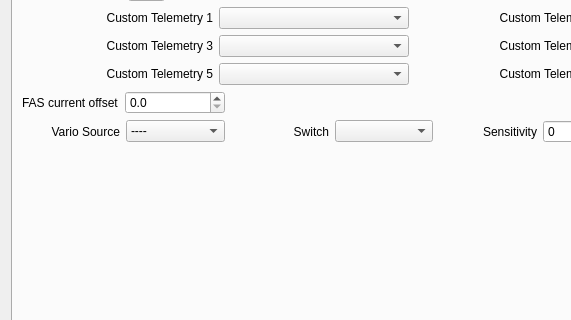
Qt form src/eepskye/src/modeledit.ui (xhorizont/eepe) before a commit; both pictures show x 0 to 571 and y 368 to 688 of the 824 by 847 pixel window.
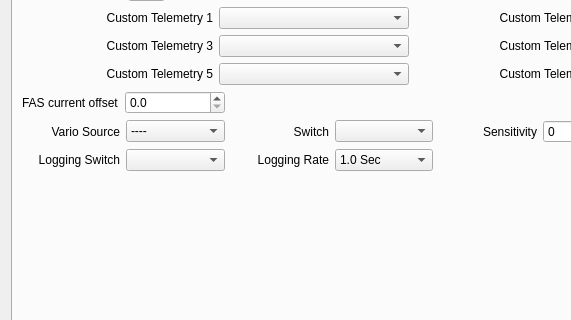
The same form after that commit. The open tabs and pages were chosen to show the change. Icons and pictures are not drawn.

Commit message: bug fixes(see changelog), review burn output, eepskye add logging

Diff of the .ui file:
```diff
--- a/src/eepskye/src/modeledit.ui
+++ b/src/eepskye/src/modeledit.ui
@@ -11057,6 +11057,55 @@
            </property>
           </widget>
          </item>
+         <item row="1" column="0">
+          <widget class="QLabel" name="label_1612">
+           <property name="maximumSize">
+            <size>
+             <width>100</width>
+             <height>16777215</height>
+            </size>
+           </property>
+           <property name="text">
+            <string>Logging Switch</string>
+           </property>
+           <property name="alignment">
+            <set>Qt::AlignRight|Qt::AlignTrailing|Qt::AlignVCenter</set>
+           </property>
+          </widget>
+         </item>
+         <item row="1" column="1">
+          <widget class="QComboBox" name="LogSwitchCB"/>
+         </item>
+         <item row="1" column="2">
+          <widget class="QLabel" name="label_1622">
+           <property name="maximumSize">
+            <size>
+             <width>100</width>
+             <height>16777215</height>
+            </size>
+           </property>
+           <property name="text">
+            <string>Logging Rate</string>
+           </property>
+           <property name="alignment">
+            <set>Qt::AlignRight|Qt::AlignTrailing|Qt::AlignVCenter</set>
+           </property>
+          </widget>
+         </item>
+         <item row="1" column="3">
+          <widget class="QComboBox" name="LogRateCB">
+           <item>
+            <property name="text">
+             <string>1.0 Sec</string>
+            </property>
+           </item>
+           <item>
+            <property name="text">
+             <string>2.0 Sec</string>
+            </property>
+           </item>
+          </widget>
+         </item>
         </layout>
        </item>
        <item>
```
Left out of the diff: 2 changed lines with no effect on the pictures. The commit also changes 49 other files.
